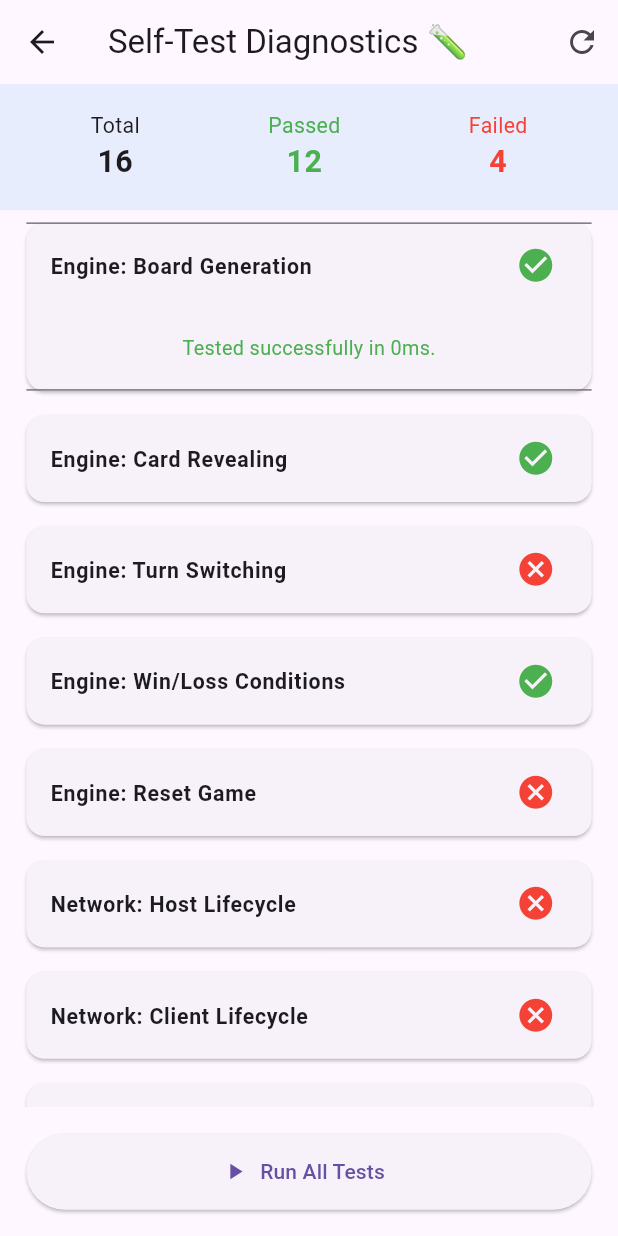
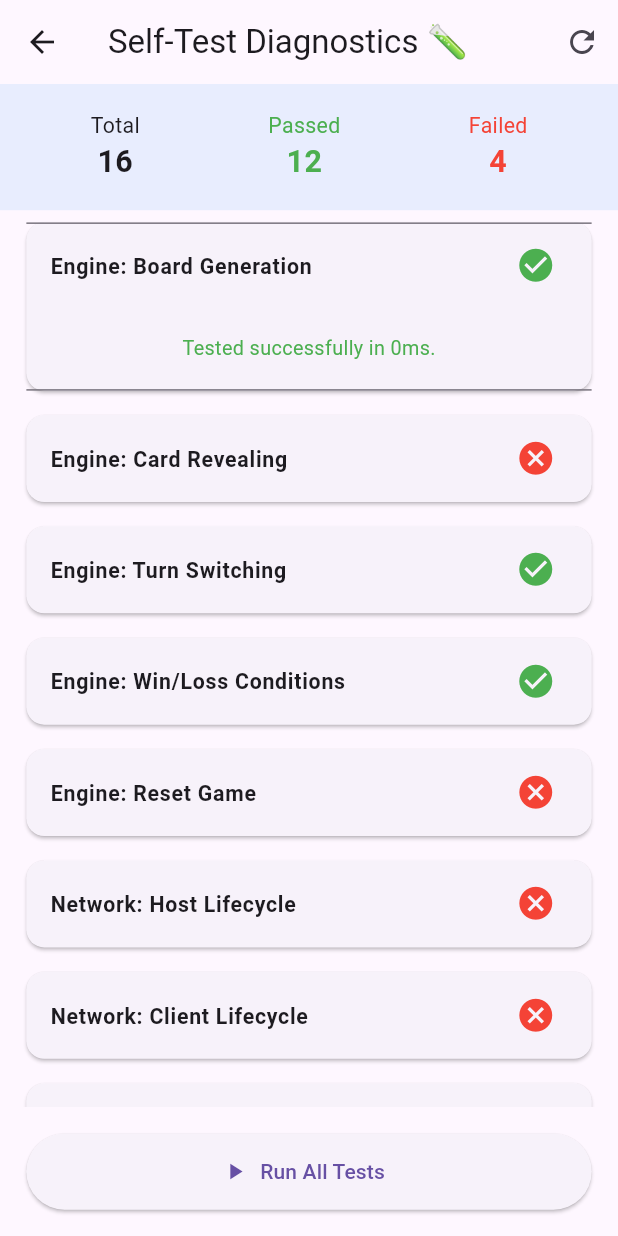
Before and after one commit to yourenwan-out/p2p, a Flutter app: the TestRunnerScreen screen opened directly, after a tap on "Engine: Board Generation", after a tap on "Run All Tests", on a phone screen of 412 x 824 dp. Run offline on Flutter 3.47's test engine with Material 3 defaults, Android fonts, the phone set to English and light mode, and no system bars; our stand-ins replace flutter_riverpod, flutter_screenutil, freezed_annotation, hive, hive_flutter, logger; accounts and stored records are empty; generated files the repository leaves out were written again.

Commit message:
آخر خطأ إن شاء الله

```diff
--- a/lib/features/game_board/providers/game_provider.dart
+++ b/lib/features/game_board/providers/game_provider.dart
@@ -44,6 +44,8 @@ class GameNotifier extends StateNotifier<GameState> {
 
   /// Reveals a card at the given index
   void revealCard(int index) {
+    if (index < 0) throw Exception('Should throw error on negative index');
+    if (index > 24) throw Exception('Should throw error on index > 24');
     if (state.isGameOver) return;
 
     final card = state.cards[index];
--- a/lib/features/testing/suites/engine_tests.dart
+++ b/lib/features/testing/suites/engine_tests.dart
@@ -104,7 +104,7 @@ class EngineTests {
       final expectedColor = currentTeam == Team.red ? CardColor.red : CardColor.blue;
 
       // Find a card of the current team color
-      int sameTeamIdx = state.cards.indexWhere((c) => c.color == expectedColor);
+      int sameTeamIdx = state.cards.indexWhere((c) => c.color == expectedColor && !c.isRevealed);
       container.read(gameProvider.notifier).revealCard(sameTeamIdx);
       state = container.read(gameProvider);
       if (state.currentTurn != currentTeam) {
@@ -112,7 +112,7 @@ class EngineTests {
       }
 
       // Find a neutral card
-      int neutralIdx = state.cards.indexWhere((c) => c.color == CardColor.neutral);
+      int neutralIdx = state.cards.indexWhere((c) => c.color == CardColor.neutral && !c.isRevealed);
       container.read(gameProvider.notifier).revealCard(neutralIdx);
       state = container.read(gameProvider);
       if (state.currentTurn == currentTeam) {
@@ -122,7 +122,7 @@ class EngineTests {
       final oppositeTeam = state.currentTurn;
 
       // Find enemy card
-      int enemyIdx = state.cards.indexWhere((c) => c.color == expectedColor); // Now enemy color
+      int enemyIdx = state.cards.indexWhere((c) => c.color == expectedColor && !c.isRevealed); // Now enemy color
       container.read(gameProvider.notifier).revealCard(enemyIdx);
       state = container.read(gameProvider);
       if (state.currentTurn == oppositeTeam) {
```
Also changed, not shown: 1 other file.
